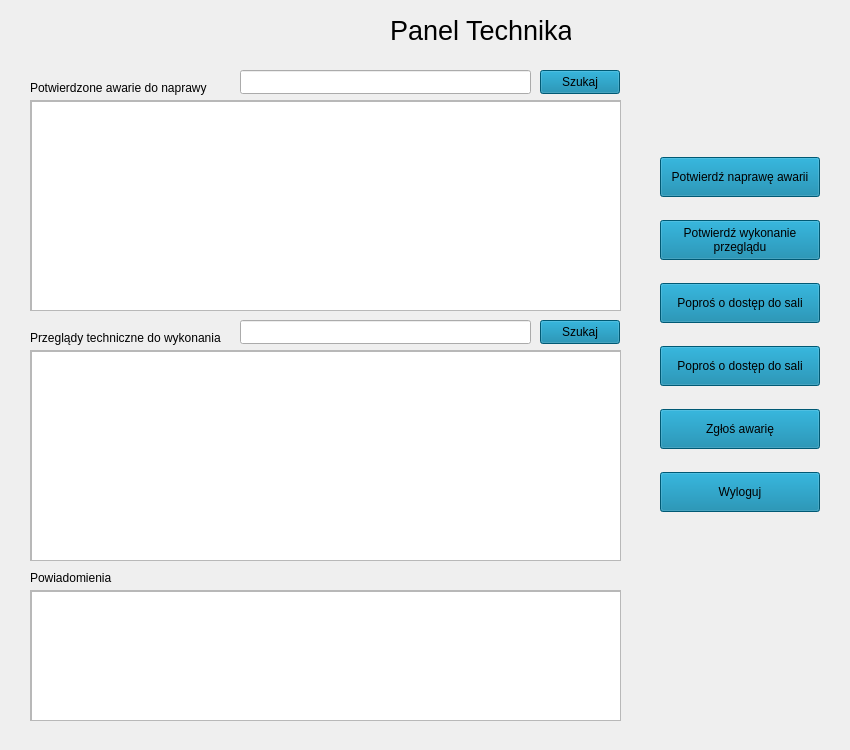
First picture: the form in panel_technika.ui, repository tomcocogold/IPR--System_rezerwacji_sal, before the edit.
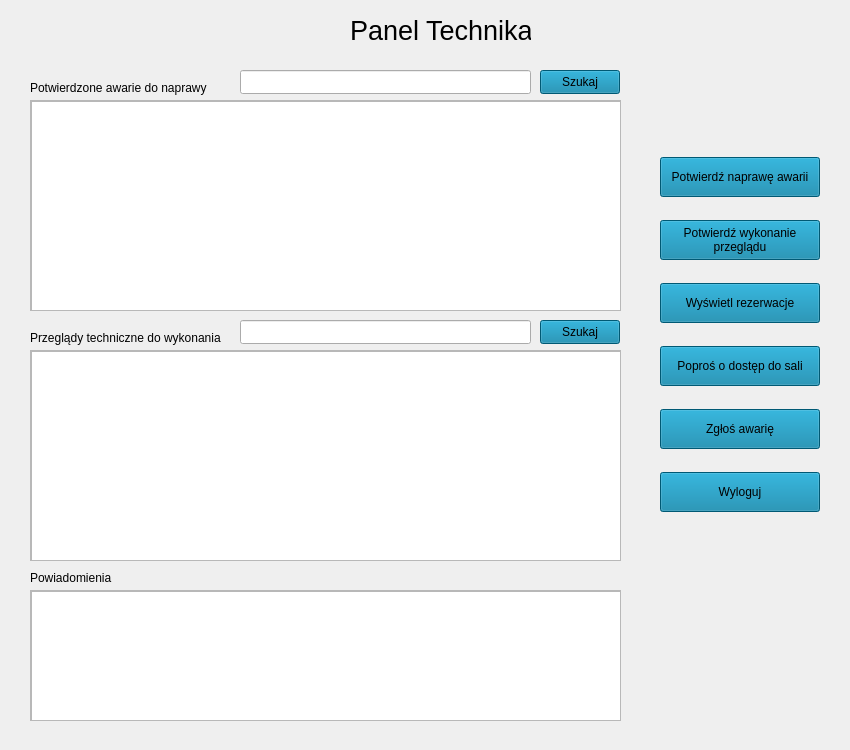
Second picture: the form after the edit.

The edit to the form file:
```diff
--- a/panel_technika.ui
+++ b/panel_technika.ui
@@ -59,7 +59,7 @@
     <string notr="true">background-color: rgb(0, 124, 163);</string>
    </property>
    <property name="text">
-    <string>Poproś o dostęp do sali</string>
+    <string>Wyświetl rezerwacje</string>
    </property>
   </widget>
   <widget class="QPushButton" name="pushButton_4">
@@ -113,7 +113,7 @@
   <widget class="QLabel" name="label_4">
    <property name="geometry">
     <rect>
-     <x>390</x>
+     <x>350</x>
      <y>10</y>
      <width>181</width>
      <height>41</height>
```
Left out of the diff: 16 changed lines with no effect on the pictures.
